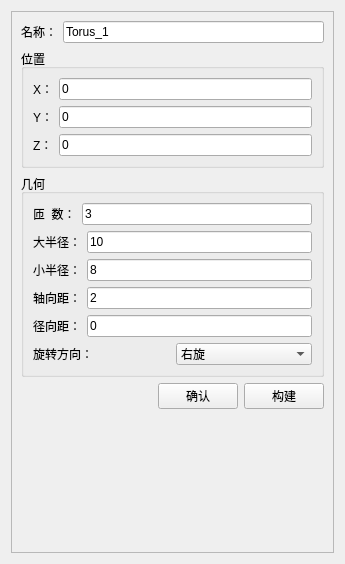
Above: src/FCGUI/ModelSettings/FCHelixSettingsWidget.ui from Kinvy66/freecaeworkbench before the change. Below: the same form after it.
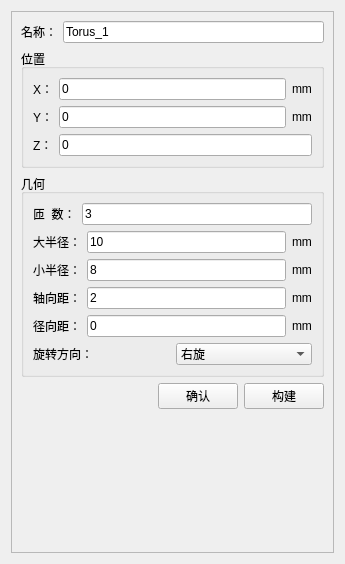
That is the form after the change.

```diff
--- a/src/FCGUI/ModelSettings/FCHelixSettingsWidget.ui
+++ b/src/FCGUI/ModelSettings/FCHelixSettingsWidget.ui
@@ -63,6 +63,13 @@
              </property>
             </widget>
            </item>
+           <item>
+            <widget class="QLabel" name="label_11">
+             <property name="text">
+              <string>mm</string>
+             </property>
+            </widget>
+           </item>
           </layout>
          </item>
          <item>
@@ -81,6 +88,13 @@
              </property>
             </widget>
            </item>
+           <item>
+            <widget class="QLabel" name="label_12">
+             <property name="text">
+              <string>mm</string>
+             </property>
+            </widget>
+           </item>
           </layout>
          </item>
          <item>
@@ -144,6 +158,13 @@
              </property>
             </widget>
            </item>
+           <item>
+            <widget class="QLabel" name="label_13">
+             <property name="text">
+              <string>mm</string>
+             </property>
+            </widget>
+           </item>
           </layout>
          </item>
          <item>
@@ -162,6 +183,13 @@
              </property>
             </widget>
            </item>
+           <item>
+            <widget class="QLabel" name="label_14">
+             <property name="text">
+              <string>mm</string>
+             </property>
+            </widget>
+           </item>
           </layout>
          </item>
          <item>
@@ -180,6 +208,13 @@
              </property>
             </widget>
            </item>
+           <item>
+            <widget class="QLabel" name="label_15">
+             <property name="text">
+              <string>mm</string>
+             </property>
+            </widget>
+           </item>
           </layout>
          </item>
          <item>
@@ -198,6 +233,13 @@
              </property>
             </widget>
            </item>
+           <item>
+            <widget class="QLabel" name="label_16">
+             <property name="text">
+              <string>mm</string>
+             </property>
+            </widget>
+           </item>
           </layout>
          </item>
          <item>
```
